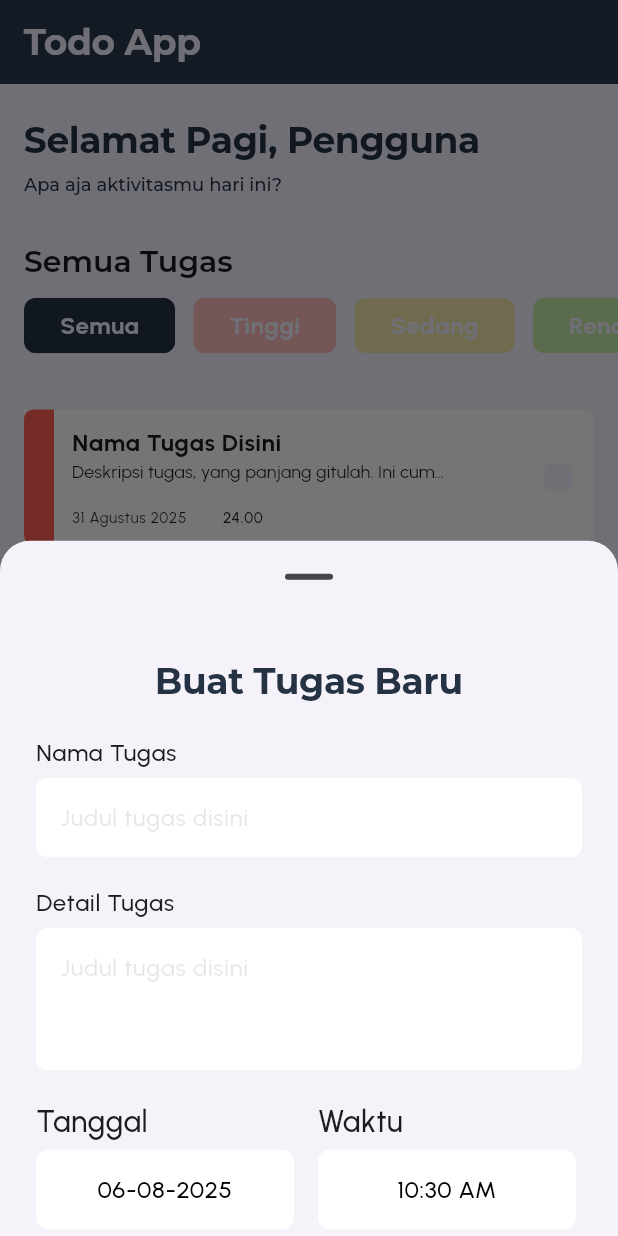
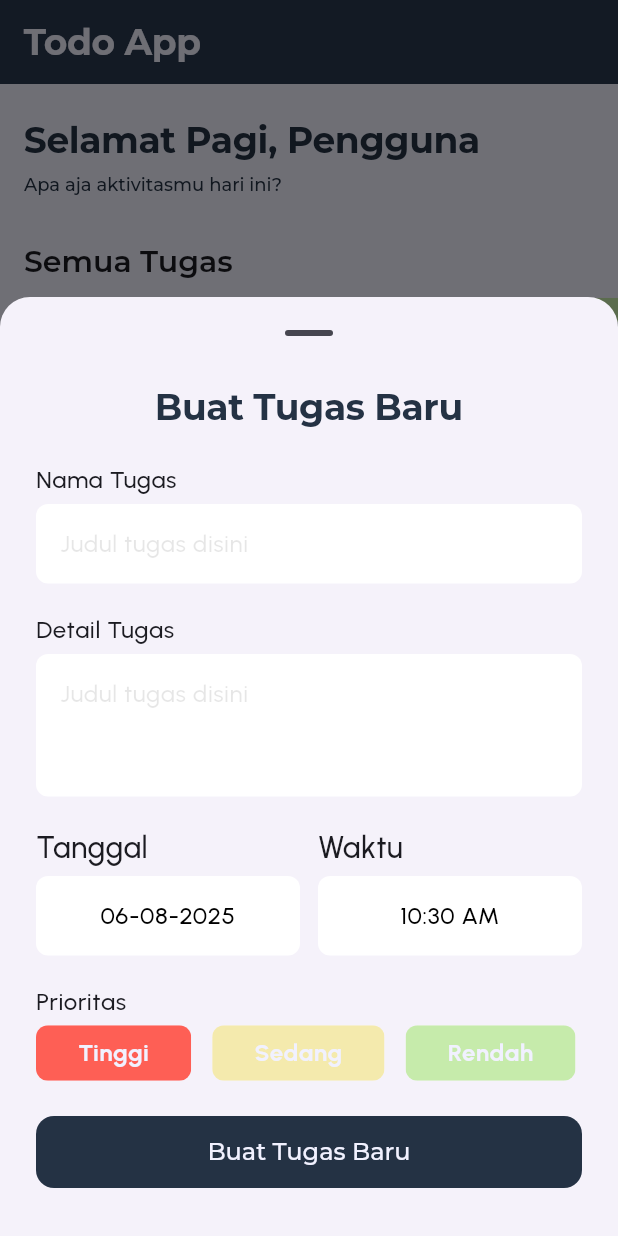
Before and after one commit to Zireha/flutter-todoapp, a Flutter app: the screen it shows after launch, after a tap on the "add" icon, on a phone screen of 412 x 824 dp. Run offline on Flutter 3.47's test engine with Material 3 defaults, Android fonts, the phone set to English and light mode, and no system bars.

Commit message:
done Task form add, wip: detail bottom sheet and task edit form + DB initiation

```diff
--- /dev/null
+++ b/lib/presentation/add/add_priority_button.dart
@@ -0,0 +1,59 @@
+import 'package:flutter/material.dart';
+import 'package:todoapp_new/styles/theme/colors.dart';
+
+class AddPriorityButton extends StatefulWidget {
+  const AddPriorityButton({super.key});
+
+  @override
+  State<AddPriorityButton> createState() => _AddPriorityButtonState();
+}
+
+class _AddPriorityButtonState extends State<AddPriorityButton> {
+  int? _val = 0;
+
+  @override
+  Widget build(BuildContext context) {
+    return Row(
+      crossAxisAlignment: CrossAxisAlignment.center,
+      mainAxisAlignment: MainAxisAlignment.spaceEvenly,
+      children: [
+        Expanded(
+            child: Wrap(
+              spacing: 14.0,
+              children:
+              List.generate(3, (int index) {
+                final label = ["Tinggi", "Sedang", "Rendah"];
+                final colors = [
+                  MyColors.highPriority,
+                  MyColors.mediumPriority,
+                  MyColors.lowPriority,
+                ];
+
+                return ChoiceChip(
+                  padding: EdgeInsets.symmetric(horizontal: 20, vertical: 8),
+                  label: Text(
+                    label[index],
+                    style: TextTheme.of(context).bodySmall?.copyWith(
+                      color: MyColors.background,
+                      fontWeight: FontWeight.w700,
+                    ),
+                  ),
+                  selectedColor: colors[index],
+                  selected: _val == index,
+                  backgroundColor: colors[index].withAlpha(100),
+                  showCheckmark: false,
+                  side: BorderSide.none,
+                  onSelected: (bool selected) {
+                    setState(() {
+                      // TODO: get every tasks from its priority filter
+                      _val = selected ? index : null;
+                    });
+                  },
+                );
+              }).toList(),
+            )
+        ),
+      ],
+    );
+  }
+}
--- /dev/null
+++ b/lib/presentation/add/task_form.dart
@@ -0,0 +1,96 @@
+import 'package:flutter/material.dart';
+import 'package:intl/intl.dart';
+import 'package:todoapp_new/presentation/add/add_priority_button.dart';
+import 'package:todoapp_new/presentation/add/time_form.dart';
+import 'package:todoapp_new/styles/theme/colors.dart';
+
+class TaskForm extends StatelessWidget {
+  const TaskForm({super.key});
+
+  @override
+  Widget build(BuildContext context) {
+    return Wrap(
+      children: [
+        Container(
+          margin: const EdgeInsets.symmetric(horizontal: 24.0),
+          width: MediaQuery.of(context).size.width,
+          child: Column(
+            crossAxisAlignment: CrossAxisAlignment.start,
+            children: [
+              SizedBox(height: 12),
+              Center(
+                child: Text(
+                  "Buat Tugas Baru",
+                  style: TextTheme.of(
+                    context,
+                  ).displayLarge?.copyWith(color: MyColors.foreground),
+                ),
+              ),
+              SizedBox(height: 24),
+              Text('Nama Tugas', style: TextTheme.of(context).bodySmall),
+              SizedBox(height: 6),
+              TextFormField(
+                decoration: InputDecoration(
+                  border: OutlineInputBorder(
+                    borderSide: BorderSide.none,
+                    borderRadius: BorderRadius.circular(8),
+                  ),
+                  filled: true,
+                  fillColor: Colors.white,
+                  hintText: "Judul tugas disini",
+                  hintStyle: TextStyle(color: Colors.black.withAlpha(25)),
+                ),
+                style: TextTheme.of(context).bodySmall,
+              ),
+              SizedBox(height: 20),
+              Text('Detail Tugas', style: TextTheme.of(context).bodySmall),
+              SizedBox(height: 6),
+              TextFormField(
+                decoration: InputDecoration(
+                  border: OutlineInputBorder(
+                    borderSide: BorderSide.none,
+                    borderRadius: BorderRadius.circular(8),
+                  ),
+                  filled: true,
+                  fillColor: Colors.white,
+                  hintText: "Judul tugas disini",
+                  hintStyle: TextStyle(color: Colors.black.withAlpha(25)),
+                ),
+                style: TextTheme.of(context).bodySmall,
+                maxLines: 3,
+              ),
+              SizedBox(height: 20),
+              const TimeForm(),
+              SizedBox(height: 20),
+              Column(
+                crossAxisAlignment: CrossAxisAlignment.start,
+                children: [
+                  Text("Prioritas", style: TextTheme.of(context).bodySmall),
+                  const AddPriorityButton(),
+                ],
+              ),
+              SizedBox(height: 18),
+              Container(
+                width: double.maxFinite,
+                decoration: BoxDecoration(
+                  color: MyColors.foreground,
+                  borderRadius: BorderRadius.circular(12)
+                ),
+                child: TextButton(
+                    onPressed: () {},
+                    child: Text(
+                        "Buat Tugas Baru",
+                      style: TextTheme.of(context).displaySmall?.copyWith(
+                        color: MyColors.background
+                      ),
+                    )
+                ),
+              ),
+              SizedBox(height: 32,)
+            ],
+          ),
+        ),
+      ],
+    );
+  }
+}
--- /dev/null
+++ b/lib/presentation/add/time_form.dart
@@ -0,0 +1,98 @@
+import 'package:flutter/material.dart';
+import 'package:intl/intl.dart';
+
+class TimeForm extends StatelessWidget {
+  const TimeForm({super.key});
+
+  @override
+  Widget build(BuildContext context) {
+    TextEditingController dateController = TextEditingController();
+    TextEditingController timeController = TextEditingController();
+
+    final localization = MaterialLocalizations.of(context);
+    final timeFormat = localization.formatTimeOfDay(TimeOfDay.now());
+
+    return Row(
+      mainAxisAlignment: MainAxisAlignment.spaceEvenly,
+      spacing: 12,
+      children: [
+        Expanded(
+          child: Column(
+            crossAxisAlignment: CrossAxisAlignment.start,
+            children: [
+              Text("Tanggal"),
+              SizedBox(height: 4),
+              TextFormField(
+                controller: dateController,
+                decoration: InputDecoration(
+                  border: OutlineInputBorder(
+                    borderSide: BorderSide.none,
+                    borderRadius: BorderRadius.circular(8),
+                  ),
+                  filled: true,
+                  fillColor: Colors.white,
+                  hintText: DateFormat("dd-MM-yyyy").format(DateTime.now()),
+                  hintStyle: TextStyle(color: Colors.black),
+                ),
+                style: TextTheme
+                    .of(context)
+                    .bodySmall,
+                textAlign: TextAlign.center,
+                readOnly: true,
+                onTap: () async {
+                  DateTime? pickedDate = await showDatePicker(
+                      context: context,
+                      firstDate: DateTime(2000),
+                      lastDate: DateTime(2100));
+
+                  if (pickedDate != null) {
+                    dateController.text =
+                        DateFormat('dd-MM-yyyy').format(pickedDate);
+                  }
+                },
+              ),
+            ],
+          ),
+        ),
+        Expanded(
+          child: Column(
+            crossAxisAlignment: CrossAxisAlignment.start,
+            children: [
+              Text("Waktu"),
+              SizedBox(height: 4),
+              TextFormField(
+                controller: timeController,
+                decoration: InputDecoration(
+                  border: OutlineInputBorder(
+                    borderSide: BorderSide.none,
+                    borderRadius: BorderRadius.circular(8),
+                  ),
+                  filled: true,
+                  fillColor: Colors.white,
+                  hintText: timeFormat,
+                  hintStyle: TextStyle(color: Colors.black),
+                ),
+                style: TextTheme
+                    .of(context)
+                    .bodySmall,
+                textAlign: TextAlign.center,
+                readOnly: true,
+                onTap: () async {
+                  TimeOfDay? pickedTime = await showTimePicker(
+                    context: context,
+                    initialTime: TimeOfDay.now(),
+                  );
+
+                  if (pickedTime != null) {
+                    timeController.text =
+                        localization.formatTimeOfDay(pickedTime);
+                  }
+                },
+              ),
+            ],
+          ),
+        ),
+      ],
+    );
+  }
+}
--- a/lib/presentation/home/home_screen.dart
+++ b/lib/presentation/home/home_screen.dart
@@ -1,7 +1,8 @@
 import 'package:flutter/material.dart';
+import 'package:todoapp_new/presentation/detail/task_detail.dart';
 import 'package:todoapp_new/presentation/home/priority_button.dart';
 import 'package:todoapp_new/presentation/home/task_card.dart';
-import 'package:todoapp_new/presentation/home/task_form.dart';
+import 'package:todoapp_new/presentation/add/task_form.dart';
 import 'package:todoapp_new/styles/theme/colors.dart';
 
 class HomeScreen extends StatelessWidget {
@@ -33,6 +34,8 @@ class HomeScreen extends StatelessWidget {
           showModalBottomSheet(
             showDragHandle: true,
             enableDrag: true,
+            isDismissible: true,
+            isScrollControlled: true,
             shape: RoundedRectangleBorder(
               borderRadius: BorderRadius.vertical(top: Radius.circular(20))
             ),
@@ -80,7 +83,7 @@ class HomeScreen extends StatelessWidget {
                 const PriorityButton(),
                 SizedBox(height: 20),
                 // TODO: Display all tasks from DB here
-                const TaskCard(),
+
               ],
             ),
           ],
--- a/lib/presentation/home/task_card.dart
+++ b/lib/presentation/home/task_card.dart
@@ -2,6 +2,7 @@ import 'package:flutter/material.dart';
 import 'package:todoapp_new/styles/theme/colors.dart';
 
 class TaskCard extends StatefulWidget {
+
   const TaskCard({super.key});
 
   @override
@@ -13,7 +14,8 @@ class _TaskCardState extends State<TaskCard> {
 
   @override
   Widget build(BuildContext context) {
-    return Container(
+    return GestureDetector(
+      child: Container(
         margin: const EdgeInsets.symmetric(vertical: 12, horizontal: 16.0),
         child: Container(
           decoration: BoxDecoration(
@@ -99,6 +101,7 @@ class _TaskCardState extends State<TaskCard> {
             ],
           ),
         ),
+      ),
     );
   }
 }
--- a/lib/presentation/home/task_form.dart
+++ /dev/null
@@ -1,149 +0,0 @@
-import 'package:flutter/material.dart';
-import 'package:intl/intl.dart';
-import 'package:todoapp_new/styles/theme/colors.dart';
-
-class TaskForm extends StatelessWidget {
-  const TaskForm({super.key});
-
-  @override
-  Widget build(BuildContext context) {
-
-    TextEditingController dateController = TextEditingController();
-    TextEditingController timeController = TextEditingController();
-
-    final localization = MaterialLocalizations.of(context);
-    final timeFormat = localization.formatTimeOfDay(TimeOfDay.now());
-
-
-    return Container(
-      margin: const EdgeInsets.symmetric(horizontal: 24.0),
-      width: MediaQuery.of(context).size.width,
-      child: Column(
-        crossAxisAlignment: CrossAxisAlignment.start,
-        children: [
-          SizedBox(height: 32),
-          Center(
-            child: Text(
-              "Buat Tugas Baru",
-              style: TextTheme.of(
-                context,
-              ).displayLarge?.copyWith(color: MyColors.foreground),
-            ),
-          ),
-          SizedBox(height: 24),
-          Text('Nama Tugas', style: TextTheme.of(context).bodySmall),
-          SizedBox(height: 6),
-          TextFormField(
-            decoration: InputDecoration(
-              border: OutlineInputBorder(
-                borderSide: BorderSide.none,
-                borderRadius: BorderRadius.circular(8),
-              ),
-              filled: true,
-              fillColor: Colors.white,
-              hintText: "Judul tugas disini",
-              hintStyle: TextStyle(color: Colors.black.withAlpha(25)),
-            ),
-            style: TextTheme.of(context).bodySmall,
-          ),
-          SizedBox(height: 20),
-          Text('Detail Tugas', style: TextTheme.of(context).bodySmall),
-          SizedBox(height: 6),
-          TextFormField(
-            decoration: InputDecoration(
-              border: OutlineInputBorder(
-                borderSide: BorderSide.none,
-                borderRadius: BorderRadius.circular(8),
-              ),
-              filled: true,
-              fillColor: Colors.white,
-              hintText: "Judul tugas disini",
-              hintStyle: TextStyle(color: Colors.black.withAlpha(25)),
-            ),
-            style: TextTheme.of(context).bodySmall,
-            maxLines: 3,
-          ),
-          SizedBox(height: 20),
-          Row(
-            mainAxisAlignment: MainAxisAlignment.start,
-            children: [
-              Container(
-                width: 172,
-                child: Column(
-                  crossAxisAlignment: CrossAxisAlignment.start,
-                  children: [
-                    Text("Tanggal"),
-                    SizedBox(height: 4),
-                    TextFormField(
-                      controller: dateController,
-                      decoration: InputDecoration(
-                        border: OutlineInputBorder(
-                          borderSide: BorderSide.none,
-                          borderRadius: BorderRadius.circular(8),
-                        ),
-                        filled: true,
-                        fillColor: Colors.white,
-                        hintText: DateFormat("dd-MM-yyyy").format(DateTime.now()),
-                        hintStyle: TextStyle(color: Colors.black),
-                      ),
-                      style: TextTheme.of(context).bodySmall,
-                      textAlign: TextAlign.center,
-                      readOnly: true,
-                      onTap: () async {
-                        DateTime? pickedDate = await showDatePicker(
-                            context: context,
-                            firstDate: DateTime(2000),
-                            lastDate: DateTime(2100));
-
-                        if (pickedDate != null) {
-                          dateController.text = DateFormat('dd-MM-yyyy').format(pickedDate);
-                        }
-                      },
-                    ),
-                  ],
-                ),
-              ),
-              SizedBox(width: 16.0,),
-              Container(
-                width: 172,
-                child: Column(
-                  crossAxisAlignment: CrossAxisAlignment.start,
-                  children: [
-                    Text("Waktu"),
-                    SizedBox(height: 4),
-                    TextFormField(
-                      controller: timeController,
-                      decoration: InputDecoration(
-                        border: OutlineInputBorder(
-                          borderSide: BorderSide.none,
-                          borderRadius: BorderRadius.circular(8),
-                        ),
-                        filled: true,
-                        fillColor: Colors.white,
-                        hintText: timeFormat,
-                        hintStyle: TextStyle(color: Colors.black),
-                      ),
-                      style: TextTheme.of(context).bodySmall,
-                      textAlign: TextAlign.center,
-                      readOnly: true,
-                      onTap: () async {
-                        TimeOfDay? pickedTime = await showTimePicker(
-                            context: context,
-                            initialTime: TimeOfDay.now(),
-                        );
-
-                        if(pickedTime != null) {
-                          timeController.text = localization.formatTimeOfDay(pickedTime);
-                        }
-                      },
-                    ),
-                  ],
-                ),
-              ),
-            ],
-          ),
-        ],
-      ),
-    );
-  }
-}
```
Also changed, not shown: lib/presentation/detail/task_detail.dart (added, +96 -0 lines), lib/presentation/home/priority_button.dart (+11 -7 lines). Lines whose indentation alone changed are shown as unchanged.
